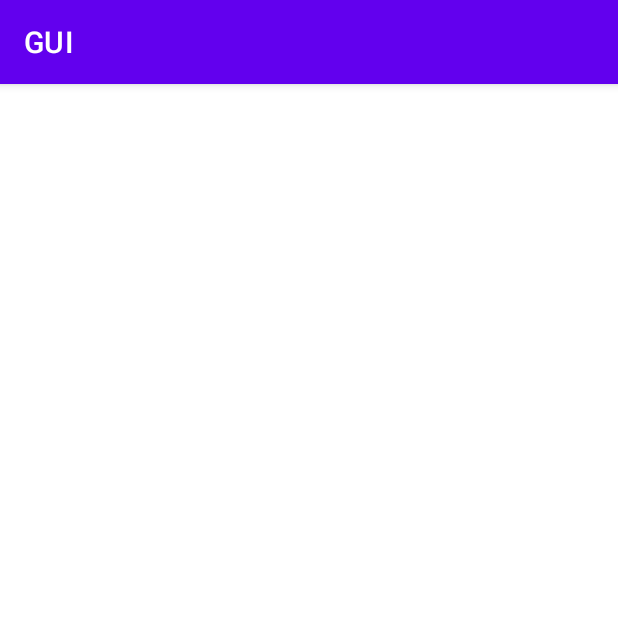
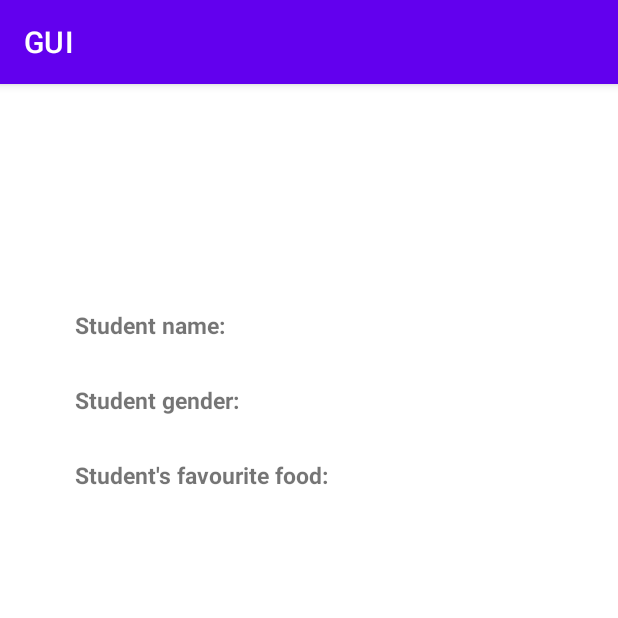
Before and after one commit to Samuel-dot-cloud/GUI, an Android app: the ResultActivity screen opened directly, with no data from a screen before it, on a phone screen of 412 x 824 dp, the top half of it. Run offline under Robolectric (Android 15) with nearby library versions, the phone set to English and light mode, and no system bars; our stand-ins replace ButterKnife.

```diff
--- a/app/build.gradle
+++ b/app/build.gradle
@@ -36,4 +36,7 @@ dependencies {
     testImplementation 'junit:junit:4.+'
     androidTestImplementation 'androidx.test.ext:junit:1.1.2'
     androidTestImplementation 'androidx.test.espresso:espresso-core:3.3.0'
+
+    implementation 'com.jakewharton:butterknife:10.2.2'
+    annotationProcessor 'com.jakewharton:butterknife-compiler:10.2.2'
 }
--- a/app/src/main/java/com/manasseh/gui/MainActivity.java
+++ b/app/src/main/java/com/manasseh/gui/MainActivity.java
@@ -2,20 +2,30 @@ package com.manasseh.gui;
 
 import androidx.appcompat.app.AppCompatActivity;
 
+import android.content.Intent;
 import android.os.Bundle;
 import android.view.View;
 import android.widget.AdapterView;
 import android.widget.ArrayAdapter;
+import android.widget.CheckBox;
+import android.widget.EditText;
 import android.widget.RadioButton;
 import android.widget.Spinner;
 import android.widget.Toast;
 
+import butterknife.BindView;
+import butterknife.ButterKnife;
+
 public class MainActivity extends AppCompatActivity implements AdapterView.OnItemSelectedListener {
+    @BindView(R.id.name)
+    EditText nameSpace;
     String[] foods = { "Egg curry", "Meat stew", "Ugali", "Rice", "Bean stew" };
+    private String food, name, gender;
     @Override
     protected void onCreate(Bundle savedInstanceState) {
         super.onCreate(savedInstanceState);
         setContentView(R.layout.activity_main);
+        ButterKnife.bind(this);
         Spinner spin = (Spinner) findViewById(R.id.spinner1);
         ArrayAdapter<String> adapter = new ArrayAdapter<String>(this, android.R.layout.simple_spinner_item, foods);
         adapter.setDropDownViewResource(android.R.layout.simple_spinner_dropdown_item);
@@ -31,7 +41,12 @@ public class MainActivity extends AppCompatActivity implements AdapterView.OnIte
         switch(view.getId()) {
             case R.id.chk1:
                 if (checked){
-
+                    name = nameSpace.getText().toString();
+                    Intent intent = new Intent(MainActivity.this, ResultActivity.class);
+                    intent.putExtra("name", String.valueOf(name));
+                    intent.putExtra("food", String.valueOf(food));
+                    intent.putExtra("gender", String.valueOf(gender));
+                    startActivity(intent);
                 }
                 // Do your coding
         else
@@ -44,11 +59,34 @@ public class MainActivity extends AppCompatActivity implements AdapterView.OnIte
     }
 
     public void onCheckboxClicked(View view) {
+        // Is the view now checked?
+        boolean checked = ((CheckBox) view).isChecked();
+        // Check which Checkbox was clicked
+        gender = "";
+        switch(view.getId()) {
+            case R.id.chkMale:
+                if (checked) {
+                    gender = checked?"Male Selected":"Male Deselected";
+                }
+
+                break;
+
+            case R.id.chkFemale:
+                if (checked) {
+                    gender = checked?"Female Selected":"Female Deselected";
+                }
+
+                break;
+
+            default:
+        }
+        Toast.makeText(getApplicationContext(), gender, Toast.LENGTH_SHORT).show();
     }
 
     @Override
     public void onItemSelected(AdapterView<?> parent, View view, int position, long id) {
-        Toast.makeText(getApplicationContext(), "Selected User: "+foods[position] , Toast.LENGTH_SHORT).show();
+        food = foods[position];
+        Toast.makeText(getApplicationContext(), "Selected food: "+food , Toast.LENGTH_SHORT).show();
     }
 
     @Override
--- a/app/src/main/java/com/manasseh/gui/ResultActivity.java
+++ b/app/src/main/java/com/manasseh/gui/ResultActivity.java
@@ -3,12 +3,32 @@ package com.manasseh.gui;
 import androidx.appcompat.app.AppCompatActivity;
 
 import android.os.Bundle;
+import android.widget.TextView;
+
+import butterknife.BindView;
+import butterknife.ButterKnife;
 
 public class ResultActivity extends AppCompatActivity {
+    @BindView(R.id.nameSpace)
+    TextView nameView;
+    @BindView(R.id.genderSpace)
+    TextView genderView;
+    @BindView(R.id.foodSpace)
+    TextView foodView;
 
     @Override
     protected void onCreate(Bundle savedInstanceState) {
         super.onCreate(savedInstanceState);
         setContentView(R.layout.activity_result);
+        ButterKnife.bind(this);
+
+        String name = getIntent().getStringExtra("name");
+        String food = getIntent().getStringExtra("food");
+        String gender = getIntent().getStringExtra("gender");
+
+
+        nameView.setText(name);
+        genderView.setText(gender);
+        foodView.setText(food);
     }
 }
--- a/app/src/main/res/layout/activity_result.xml
+++ b/app/src/main/res/layout/activity_result.xml
@@ -1,9 +1,71 @@
 <?xml version="1.0" encoding="utf-8"?>
-<androidx.constraintlayout.widget.ConstraintLayout xmlns:android="http://schemas.android.com/apk/res/android"
+<RelativeLayout xmlns:android="http://schemas.android.com/apk/res/android"
     xmlns:app="http://schemas.android.com/apk/res-auto"
     xmlns:tools="http://schemas.android.com/tools"
     android:layout_width="match_parent"
     android:layout_height="match_parent"
     tools:context=".ResultActivity">
 
-</androidx.constraintlayout.widget.ConstraintLayout>
+    <TextView
+        android:id="@+id/nameview"
+        android:layout_width="wrap_content"
+        android:layout_height="wrap_content"
+        android:layout_marginLeft="50dp"
+        android:layout_marginTop="150dp"
+        android:text="Student name: "
+        android:textStyle="bold"
+        android:textSize="15dp" />
+
+    <TextView
+        android:id="@+id/nameSpace"
+        android:layout_width="wrap_content"
+        android:layout_height="wrap_content"
+        android:text="Name"
+        android:textStyle="bold"
+        android:textSize="15dp"
+        android:layout_marginStart="50dp"
+        android:layout_alignBottom="@+id/nameview"
+        android:layout_toRightOf="@+id/nameview" />
+
+    <TextView
+        android:id="@+id/genderview"
+        android:layout_width="wrap_content"
+        android:layout_height="wrap_content"
+        android:layout_marginLeft="50dp"
+        android:layout_marginTop="200dp"
+        android:text="Student gender: "
+        android:textStyle="bold"
+        android:textSize="15dp" />
+
+    <TextView
+        android:id="@+id/genderSpace"
+        android:layout_width="wrap_content"
+        android:layout_height="wrap_content"
+        android:text="Gender"
+        android:textStyle="bold"
+        android:textSize="15dp"
+        android:layout_marginStart="50dp"
+        android:layout_alignBottom="@+id/genderview"
+        android:layout_toRightOf="@+id/genderview" />
+
+    <TextView
+        android:id="@+id/foodview"
+        android:layout_width="wrap_content"
+        android:layout_height="wrap_content"
+        android:layout_marginLeft="50dp"
+        android:layout_marginTop="250dp"
+        android:text="Student's favourite food: "
+        android:textStyle="bold"
+        android:textSize="15dp" />
+
+    <TextView
+        android:id="@+id/foodSpace"
+        android:layout_width="wrap_content"
+        android:layout_height="wrap_content"
+        android:text="Food"
+        android:textStyle="bold"
+        android:textSize="15dp"
+        android:layout_marginStart="50dp"
+        android:layout_alignBottom="@+id/foodview"
+        android:layout_toRightOf="@+id/foodview" />
+</RelativeLayout>
```
